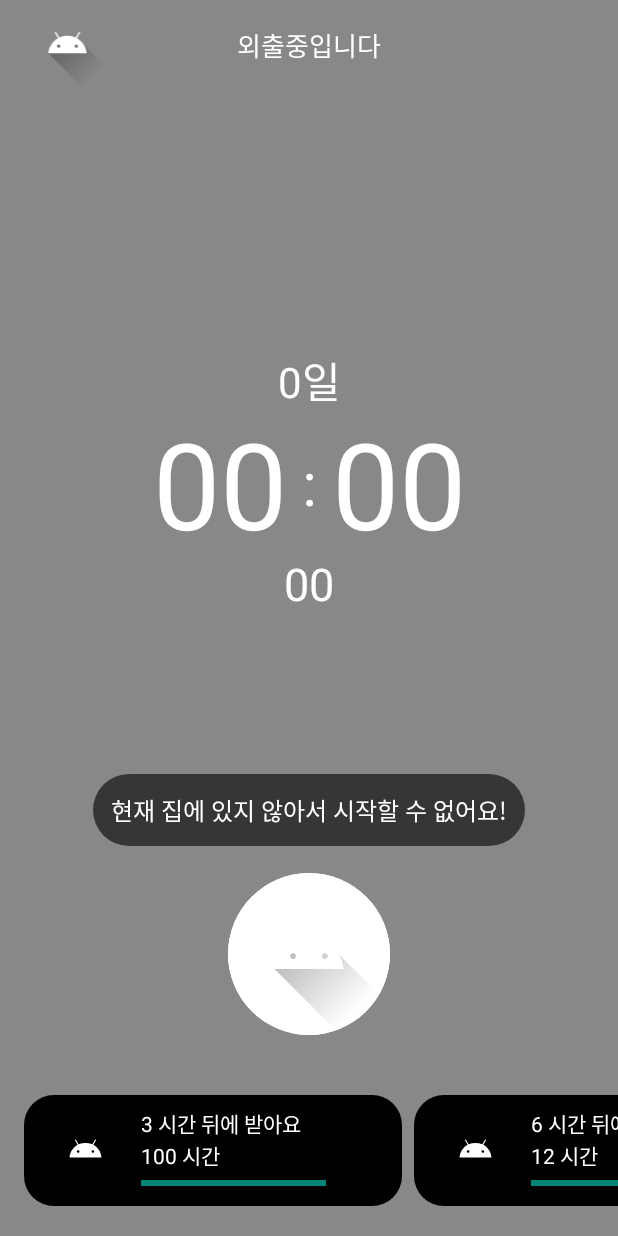
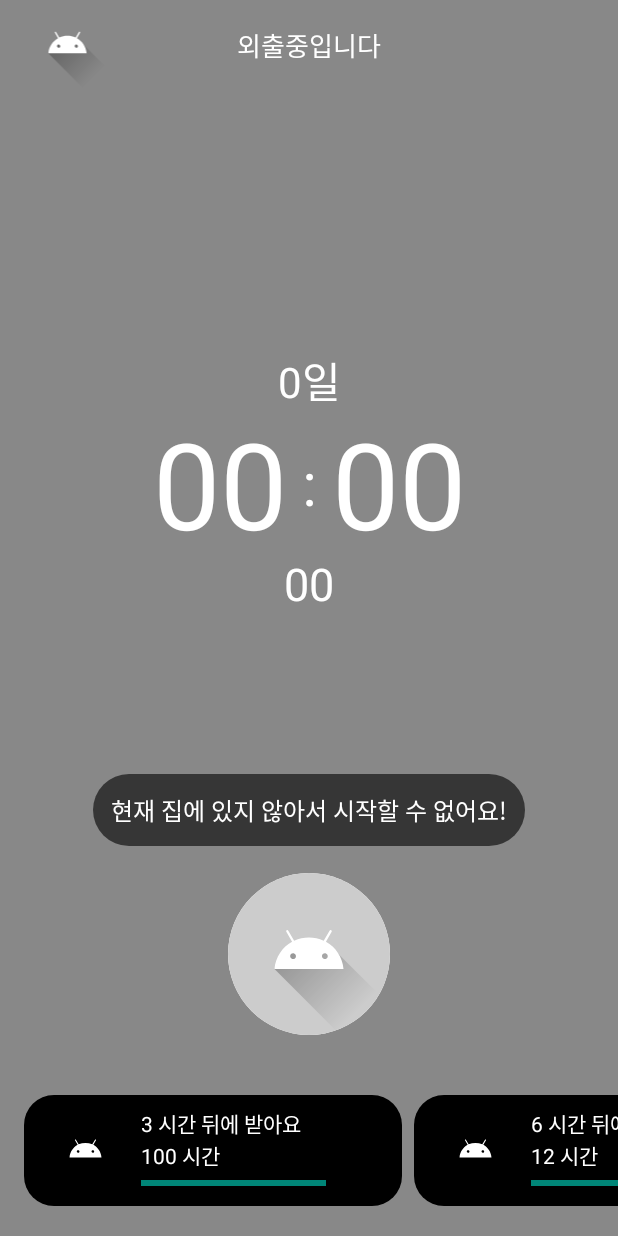
Before and after one commit to Nexters/Sticky-Android, an Android app: the screen it shows after launch (MainActivity), on a phone screen of 412 x 824 dp. Run offline under Robolectric (Android 15) with nearby library versions, the phone set to English and light mode, and no system bars; our stand-ins replace Dagger/Hilt's generated code, Room's generated code, Timber, data binding; libraries missing offline, so code that uses them is left out: androidx.hilt.lifecycle, com.facebook.stetho.

Commit message:
[메인] 색상 변경

```diff
--- a/app/src/main/java/com/nexters/sticky/ui/main/MainActivity.kt
+++ b/app/src/main/java/com/nexters/sticky/ui/main/MainActivity.kt
@@ -111,7 +111,7 @@
 		moveHorizontally(binding.btnPauseChallenge, 0F)
 		GlobalScope.launch {
 			delay(animationDuration)
-			binding.btnStartShareChallenge.setBackgroundResource(R.drawable.main_button_background_white)
+			binding.btnStartShareChallenge.setBackgroundResource(R.drawable.main_button_background_disable)
 		}
 	}
 
--- a/app/src/main/res/drawable/item_main_badge_show_all_background.xml
+++ b/app/src/main/res/drawable/item_main_badge_show_all_background.xml
@@ -1,6 +1,6 @@
 <?xml version="1.0" encoding="utf-8"?>
 <shape xmlns:android="http://schemas.android.com/apk/res/android"
         android:shape="rectangle">
-    <solid android:color="@color/purple_200" />
+    <solid android:color="@color/brand_second_color" />
     <corners android:radius="20dp" />
 </shape>
--- /dev/null
+++ b/app/src/main/res/drawable/main_button_background_disable.xml
@@ -0,0 +1,8 @@
+<?xml version="1.0" encoding="utf-8"?>
+<shape xmlns:android="http://schemas.android.com/apk/res/android"
+        android:shape="oval">
+    <solid android:color="@color/button_disable" />
+    <size
+            android:width="92dp"
+            android:height="92dp" />
+</shape>
--- a/app/src/main/res/layout/activity_main.xml
+++ b/app/src/main/res/layout/activity_main.xml
@@ -120,7 +120,7 @@
                 android:layout_width="wrap_content"
                 android:layout_height="wrap_content"
                 android:layout_marginBottom="40dp"
-                android:background="@drawable/main_button_background_white"
+                android:background="@drawable/main_button_background_disable"
                 android:src="@drawable/ic_launcher_foreground"
                 app:layout_constraintBottom_toTopOf="@id/recycler_view"
                 app:layout_constraintEnd_toEndOf="parent"
--- a/app/src/main/res/values/colors.xml
+++ b/app/src/main/res/values/colors.xml
@@ -13,4 +13,6 @@
 
     <color name="stop_challenge_color">#888888</color>
     <color name="can_not_start_tool_tip_color">#99000000</color>
+
+    <color name="button_disable">#cccccc</color>
 </resources>
```
